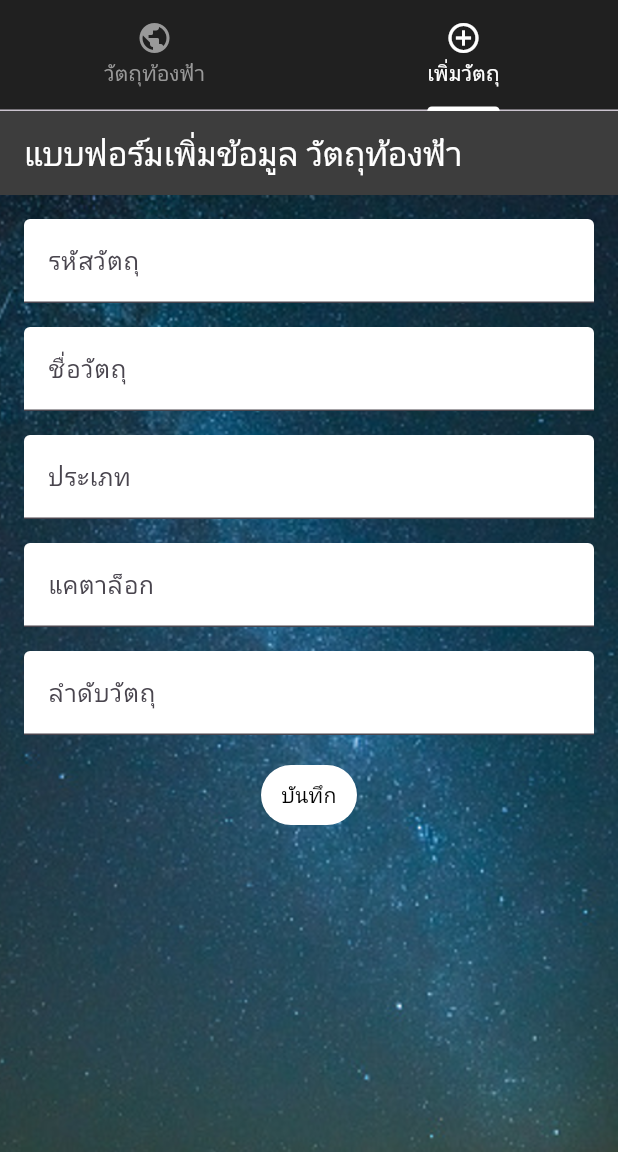
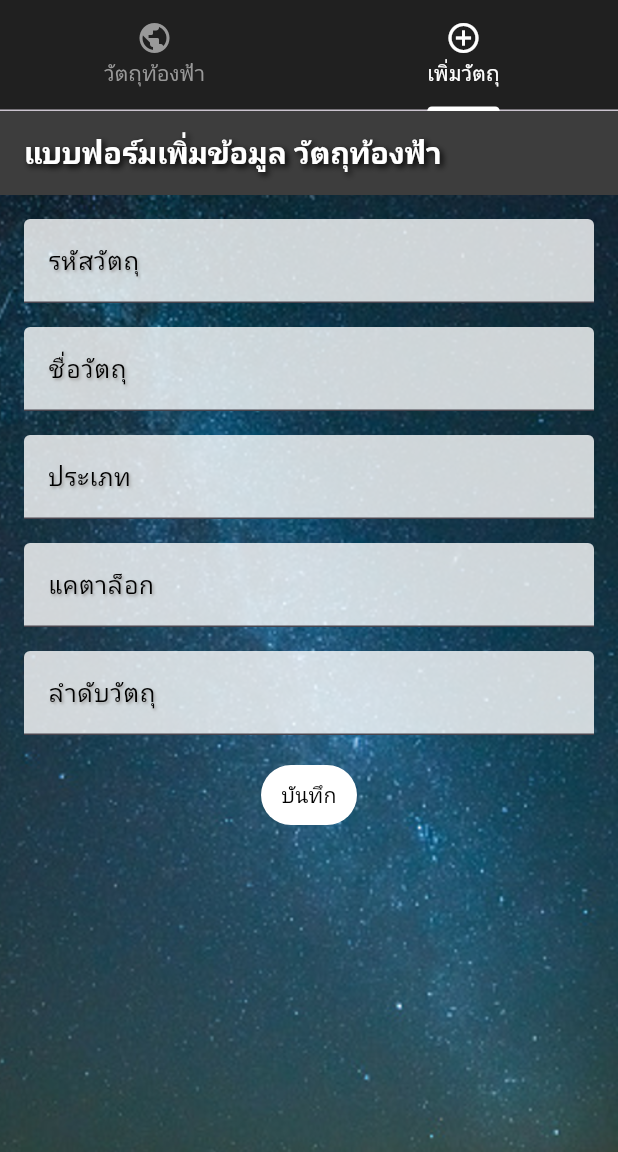
Before and after one commit to Anusak46/Astronomical-Object, a Flutter app: the screen it shows after launch, tab 2 chosen, on a phone screen of 412 x 824 dp, the part 84-1236 px from its top. Run offline on Flutter 3.47's test engine with Material 3 defaults, Android fonts, the phone set to English and light mode, and no system bars; our stand-ins replace sembast.

Commit message:
ตกแต่ง form_screen และ edit_screen

```diff
--- a/lib/screens/form_screen.dart
+++ b/lib/screens/form_screen.dart
@@ -25,9 +25,23 @@ class _FormScreenState extends State<FormScreen> {
       appBar: AppBar(
         title: const Text(
           'แบบฟอร์มเพิ่มข้อมูล วัตถุท้องฟ้า',
-          style: TextStyle(color: Color.fromARGB(255, 255, 255, 255)),
+          style: TextStyle(
+            color: Colors.white,
+            fontSize: 20,
+            fontWeight: FontWeight.bold,
+            shadows: [
+              Shadow(
+                blurRadius: 5.0,
+                color: Colors.black,
+                offset: Offset(2.0, 2.0),
+              ),
+            ],
+          ),
         ),
         backgroundColor: const Color.fromARGB(255, 61, 61, 61),
+        iconTheme: const IconThemeData(
+          color: Colors.white,
+        ),
       ),
       body: Container(
         height: MediaQuery.of(context).size.height,
@@ -46,10 +60,20 @@ class _FormScreenState extends State<FormScreen> {
               child: Column(
                 children: [
                   TextFormField(
-                    decoration: const InputDecoration(
+                    decoration: InputDecoration(
                       labelText: 'รหัสวัตถุ',
                       filled: true,
-                      fillColor: Colors.white,
+                      fillColor: Colors.white.withOpacity(0.8),
+                      labelStyle: const TextStyle(
+                        color: Colors.black,
+                        shadows: [
+                          Shadow(
+                            blurRadius: 2.0,
+                            color: Colors.grey,
+                            offset: Offset(1.0, 1.0),
+                          ),
+                        ],
+                      ),
                     ),
                     autofocus: false,
                     controller: titleController,
@@ -61,10 +85,20 @@ class _FormScreenState extends State<FormScreen> {
                   ),
                   const SizedBox(height: 16.0),
                   TextFormField(
-                    decoration: const InputDecoration(
+                    decoration: InputDecoration(
                       labelText: 'ชื่อวัตถุ',
                       filled: true,
-                      fillColor: Colors.white,
+                      fillColor: Colors.white.withOpacity(0.8),
+                      labelStyle: const TextStyle(
+                        color: Colors.black,
+                        shadows: [
+                          Shadow(
+                            blurRadius: 2.0,
+                            color: Colors.grey,
+                            offset: Offset(1.0, 1.0),
+                          ),
+                        ],
+                      ),
                     ),
                     autofocus: false,
                     controller: name,
@@ -76,10 +110,20 @@ class _FormScreenState extends State<FormScreen> {
                   ),
                   const SizedBox(height: 16.0),
                   TextFormField(
-                    decoration: const InputDecoration(
+                    decoration: InputDecoration(
                       labelText: 'ประเภท',
                       filled: true,
-                      fillColor: Colors.white,
+                      fillColor: Colors.white.withOpacity(0.8),
+                      labelStyle: const TextStyle(
+                        color: Colors.black,
+                        shadows: [
+                          Shadow(
+                            blurRadius: 2.0,
+                            color: Colors.grey,
+                            offset: Offset(1.0, 1.0),
+                          ),
+                        ],
+                      ),
                     ),
                     autofocus: false,
                     controller: type,
@@ -91,10 +135,20 @@ class _FormScreenState extends State<FormScreen> {
                   ),
                   const SizedBox(height: 16.0),
                   TextFormField(
-                    decoration: const InputDecoration(
+                    decoration: InputDecoration(
                       labelText: 'แคตาล็อก',
                       filled: true,
-                      fillColor: Colors.white,
+                      fillColor: Colors.white.withOpacity(0.8),
+                      labelStyle: const TextStyle(
+                        color: Colors.black,
+                        shadows: [
+                          Shadow(
+                            blurRadius: 2.0,
+                            color: Colors.grey,
+                            offset: Offset(1.0, 1.0),
+                          ),
+                        ],
+                      ),
                     ),
                     autofocus: false,
                     controller: Catalog,
@@ -106,10 +160,20 @@ class _FormScreenState extends State<FormScreen> {
                   ),
                   const SizedBox(height: 16.0),
                   TextFormField(
-                    decoration: const InputDecoration(
+                    decoration: InputDecoration(
                       labelText: 'ลำดับวัตถุ',
                       filled: true,
-                      fillColor: Colors.white,
+                      fillColor: Colors.white.withOpacity(0.8),
+                      labelStyle: const TextStyle(
+                        color: Colors.black,
+                        shadows: [
+                          Shadow(
+                            blurRadius: 2.0,
+                            color: Colors.grey,
+                            offset: Offset(1.0, 1.0),
+                          ),
+                        ],
+                      ),
                     ),
                     keyboardType: TextInputType.number,
                     controller: amountController,
```
Also changed, not shown: lib/screens/edit_screen.dart (+93 -19 lines).
